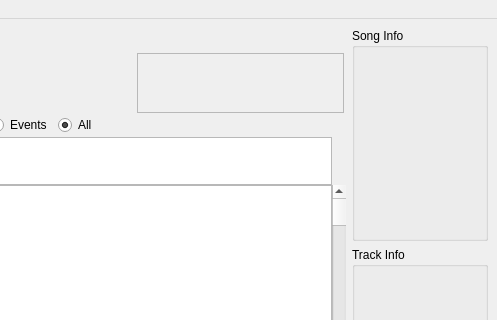
Above: src/ui/mainwindow.ui from garakmon/gtm before the change; both pictures show x 614 to 1111 and y 0 to 320 of the 1111 by 733 pixel window. Below: the same form after it.
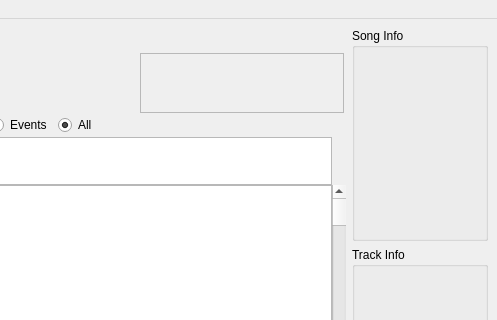
That is the form after the change. Icons and pictures are not drawn. Custom widgets are drawn as their Qt base class.

What changed in the file:
```diff
--- a/src/ui/mainwindow.ui
+++ b/src/ui/mainwindow.ui
@@ -216,6 +216,9 @@
              <enum>QFrame::Sunken</enum>
             </property>
             <layout class="QHBoxLayout" name="horizontalLayout_volumeGroup">
+             <property name="spacing">
+              <number>3</number>
+             </property>
              <property name="leftMargin">
               <number>6</number>
              </property>
@@ -228,9 +231,6 @@
              <property name="bottomMargin">
               <number>4</number>
              </property>
-             <property name="spacing">
-              <number>6</number>
-             </property>
              <item>
               <widget class="QLabel" name="label_volume">
                <property name="frameShape">
```
Left out of the diff: 28 changed lines with no effect on the pictures.
